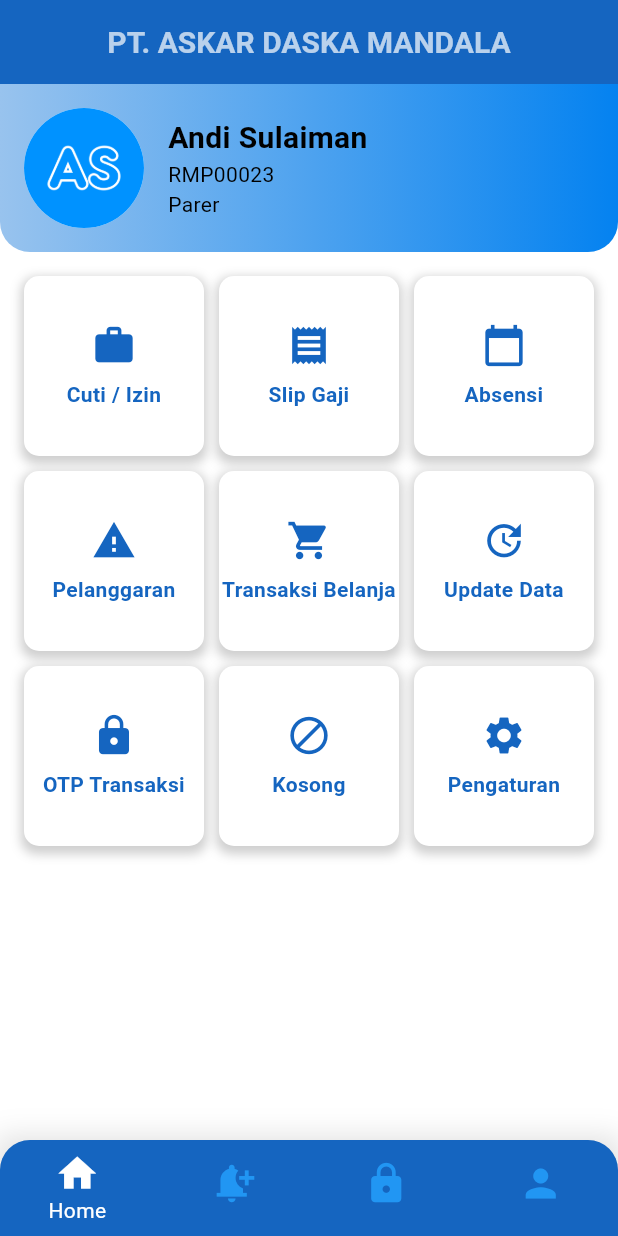
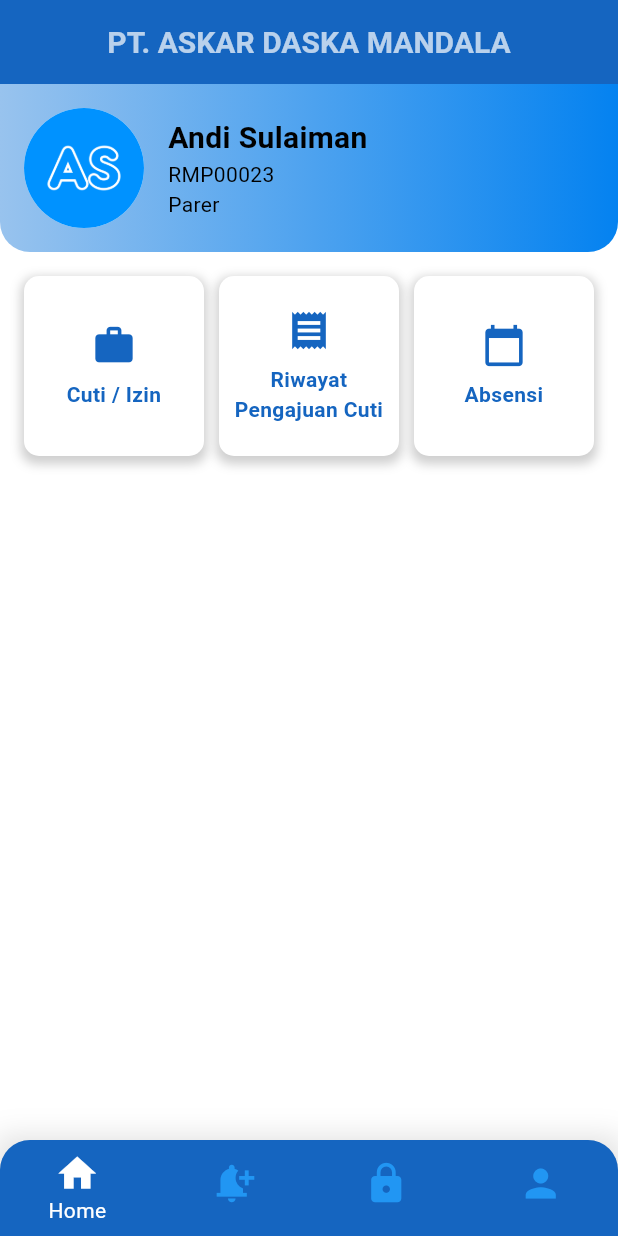
Before and after one commit to cinghuisui/ess_mobile, a Flutter app: the MenuPage screen opened directly, on a phone screen of 412 x 824 dp. Run offline on Flutter 3.47's test engine with Material 3 defaults, Android fonts, the phone set to English and light mode, and no system bars; our stand-ins replace google_fonts, image_picker.

```diff
--- a/lib/login_page.dart
+++ b/lib/login_page.dart
@@ -165,7 +165,7 @@ class _LoginScreenState extends State<LoginScreen> {
                       elevation: 5, // Tinggi bayangan
                     ),
                     child: const Text(
-                      "Login",
+                      "L o g i n",
                       style:
                           TextStyle(fontSize: 15, fontWeight: FontWeight.bold),
                     ),
--- a/lib/menu_page.dart
+++ b/lib/menu_page.dart
@@ -1,5 +1,7 @@
 import 'dart:io';
 
+// import 'package:ess_mobile/riwayat_pengajuan.dart';
+import 'package:ess_mobile/riwayat_pengajuan_cuti.dart';
 import 'package:flutter/material.dart';
 import 'package:ess_mobile/pengajuan_cuti_page.dart';
 import 'package:google_fonts/google_fonts.dart';
@@ -162,32 +164,40 @@ class _MenuPageState extends State<MenuPage> {
                           context,
                           MaterialPageRoute(
                               builder: (context) =>
-                                  PengajuanCuti()))), // Navigasi ke halaman cuti/izin
-                  _buildMenuItem(context, Icons.receipt, "Slip Gaji", () {
-                    // Tambahkan navigasi
-                  }),
+                                  const PengajuanCuti()))), // Navigasi ke halaman cuti/izin
+                  _buildMenuItem(
+                    context,
+                     Icons.receipt,
+                      "Riwayat Pengajuan Cuti",
+                       () => Navigator.push(
+                          context,
+                        MaterialPageRoute(
+                          builder: (context) => const RiwayatPengajuanCuti()))),
+                  // ) {
+                  //   // Tambahkan navigasi
+                  // }),
                   _buildMenuItem(context, Icons.calendar_today, "Absensi", () {
                     // Tambahkan navigasi
                   }),
-                  _buildMenuItem(context, Icons.warning, "Pelanggaran", () {
-                    // Tambahkan navigasi
-                  }),
-                  _buildMenuItem(
-                      context, Icons.shopping_cart, "Transaksi Belanja", () {
-                    // Tambahkan navigasi
-                  }),
-                  _buildMenuItem(context, Icons.update, "Update Data", () {
-                    // Tambahkan navigasi
-                  }),
-                  _buildMenuItem(context, Icons.lock, "OTP Transaksi", () {
-                    // Tambahkan navigasi
-                  }),
-                  _buildMenuItem(context, Icons.block, "Kosong", () {
-                    // Tambahkan navigasi
-                  }),
-                  _buildMenuItem(context, Icons.settings, "Pengaturan", () {
-                    // Tambahkan navigasi
-                  }),
+                  // _buildMenuItem(context, Icons.warning, "Pelanggaran", () {
+                  //   // Tambahkan navigasi
+                  // }),
+                  // _buildMenuItem(
+                  //     context, Icons.shopping_cart, "Transaksi Belanja", () {
+                  //   // Tambahkan navigasi
+                  // }),
+                  // _buildMenuItem(context, Icons.update, "Update Data", () {
+                  //   // Tambahkan navigasi
+                  // }),
+                  // _buildMenuItem(context, Icons.lock, "OTP Transaksi", () {
+                  //   // Tambahkan navigasi
+                  // }),
+                  // _buildMenuItem(context, Icons.block, "Kosong", () {
+                  //   // Tambahkan navigasi
+                  // }),
+                  // _buildMenuItem(context, Icons.settings, "Pengaturan", () {
+                  //   // Tambahkan navigasi
+                  // }),
                 ],
               ),
             ),
--- a/lib/pengajuan_cuti_page.dart
+++ b/lib/pengajuan_cuti_page.dart
@@ -102,8 +102,14 @@ class _PengajuanCutiState extends State<PengajuanCuti> {
   ];
   final List<String> jenisCutiList = [
     "Cuti Tahunan",
-    "Cuti Sakit",
-    "Cuti Melahirkan"
+    "Cuti Ibadah Haji",
+    "Cuti Menikah",
+    "Cuti Pernikahan Anak",
+    "Cuti Mengkhitankan Anak",
+    "Cuti Membaptiskan Anak",
+    "Cuti Istri Melahirkan/Keguguran"
+    // "Cuti Suami/Istri, Orangtua/Mertua, Anak/Menantu Meninggal",
+    // "Anggota Keluarga Dalam Satu Rumah Meninggal"
   ];
   // Daftar hari libur nasional (contoh)
   final List<DateTime> _hariLiburNasional = [
```
Also changed, not shown: lib/riwayat_pengajuan.dart (+15 -0 lines), lib/riwayat_pengajuan_cuti.dart (added, +201 -0 lines), 1 other file.
